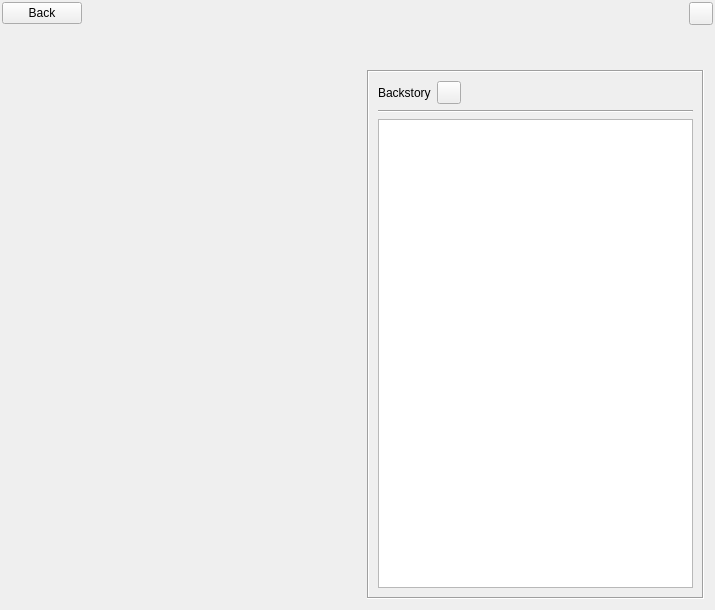
First picture: the form in ui/character_editor.ui, repository zkovari/plotlyst, before the edit.
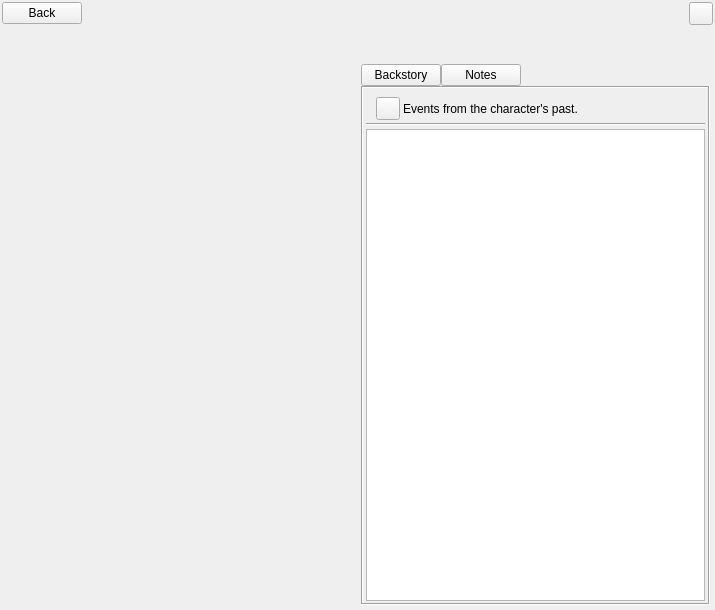
Second picture: the form after the edit. Custom widgets are drawn as their Qt base class.

Commit message: Add backstory and notes tabs to character editor

The edit to the form file:
```diff
--- a/ui/character_editor.ui
+++ b/ui/character_editor.ui
@@ -156,6 +156,21 @@
      <item>
       <widget class="QWidget" name="widget_3" native="true">
        <layout class="QVBoxLayout" name="verticalLayout">
+        <property name="spacing">
+         <number>0</number>
+        </property>
+        <property name="leftMargin">
+         <number>3</number>
+        </property>
+        <property name="topMargin">
+         <number>3</number>
+        </property>
+        <property name="rightMargin">
+         <number>3</number>
+        </property>
+        <property name="bottomMargin">
+         <number>3</number>
+        </property>
         <item>
          <spacer name="verticalSpacer">
           <property name="orientation">
@@ -173,20 +188,109 @@
          </spacer>
         </item>
         <item>
-         <widget class="QFrame" name="wdgBackstoryContainer">
+         <layout class="QHBoxLayout" name="horizontalLayout_4">
+          <property name="spacing">
+           <number>0</number>
+          </property>
+          <item>
+           <widget class="QPushButton" name="btnBackstory">
+            <property name="text">
+             <string>Backstory</string>
+            </property>
+            <property name="checkable">
+             <bool>true</bool>
+            </property>
+            <property name="autoDefault">
+             <bool>false</bool>
+            </property>
+            <property name="default">
+             <bool>false</bool>
+            </property>
+            <property name="flat">
+             <bool>false</bool>
+            </property>
+            <attribute name="buttonGroup">
+             <string notr="true">buttonGroup</string>
+            </attribute>
+           </widget>
+          </item>
+          <item>
+           <widget class="QPushButton" name="btnNotes">
+            <property name="text">
+             <string>Notes</string>
+            </property>
+            <property name="checkable">
+             <bool>true</bool>
+            </property>
+            <property name="autoDefault">
+             <bool>false</bool>
+            </property>
+            <property name="default">
+             <bool>false</bool>
+            </property>
+            <property name="flat">
+             <bool>false</bool>
+            </property>
+            <attribute name="buttonGroup">
+             <string notr="true">buttonGroup</string>
+            </attribute>
+           </widget>
+          </item>
+          <item>
+           <spacer name="horizontalSpacer_3">
+            <property name="orientation">
+             <enum>Qt::Horizontal</enum>
+            </property>
+            <property name="sizeHint" stdset="0">
+             <size>
+              <width>40</width>
+              <height>20</height>
+             </size>
+            </property>
+           </spacer>
+          </item>
+         </layout>
+        </item>
+        <item>
+         <widget class="QStackedWidget" name="stackwidget">
           <property name="frameShape">
            <enum>QFrame::Box</enum>
           </property>
           <property name="frameShadow">
            <enum>QFrame::Sunken</enum>
           </property>
+          <property name="lineWidth">
+           <number>1</number>
+          </property>
+          <property name="currentIndex">
+           <number>0</number>
+          </property>
+          <widget class="QWidget" name="pageBackstory" native="true">
           <layout class="QVBoxLayout" name="verticalLayout_2">
+            <property name="spacing">
+             <number>3</number>
+            </property>
+            <property name="leftMargin">
+             <number>3</number>
+            </property>
+            <property name="topMargin">
+             <number>9</number>
+            </property>
+            <property name="rightMargin">
+             <number>3</number>
+            </property>
+            <property name="bottomMargin">
+             <number>2</number>
+            </property>
            <item>
             <layout class="QHBoxLayout" name="horizontalLayout">
+              <property name="spacing">
+               <number>3</number>
+              </property>
              <item>
               <widget class="QLabel" name="label">
                <property name="text">
-                <string>Backstory</string>
+                 <string/>
                </property>
               </widget>
              </item>
@@ -200,6 +304,13 @@
                </property>
               </widget>
              </item>
+              <item>
+               <widget class="QLabel" name="label_2">
+                <property name="text">
+                 <string>Events from the character's past.</string>
+                </property>
+               </widget>
+              </item>
              <item>
               <spacer name="horizontalSpacer_2">
                <property name="orientation">
@@ -235,8 +346,8 @@
                <rect>
                 <x>0</x>
                 <y>0</y>
-                <width>309</width>
-                <height>450</height>
+                 <width>333</width>
+                 <height>456</height>
                </rect>
               </property>
               <property name="styleSheet">
@@ -246,6 +357,21 @@
 }</string>
               </property>
               <layout class="QVBoxLayout" name="verticalLayout_8">
+                <property name="spacing">
+                 <number>3</number>
+                </property>
+                <property name="leftMargin">
+                 <number>3</number>
+                </property>
+                <property name="topMargin">
+                 <number>3</number>
+                </property>
+                <property name="rightMargin">
+                 <number>3</number>
+                </property>
+                <property name="bottomMargin">
+                 <number>3</number>
+                </property>
                <item>
                 <widget class="QWidget" name="wdgBackstory" native="true">
                  <property name="sizePolicy">
@@ -260,7 +386,23 @@
                    <height>150</height>
                   </size>
                  </property>
-                 <layout class="QVBoxLayout" name="verticalLayout_3"/>
+                  <layout class="QVBoxLayout" name="verticalLayout_3">
+                   <property name="spacing">
+                    <number>3</number>
+                   </property>
+                   <property name="leftMargin">
+                    <number>4</number>
+                   </property>
+                   <property name="topMargin">
+                    <number>1</number>
+                   </property>
+                   <property name="rightMargin">
+                    <number>4</number>
+                   </property>
+                   <property name="bottomMargin">
+                    <number>1</number>
+                   </property>
+                  </layout>
                 </widget>
                </item>
                <item>
@@ -282,14 +424,44 @@
            </item>
           </layout>
          </widget>
+          <widget class="QWidget" name="pageNotes">
+           <layout class="QVBoxLayout" name="verticalLayout_9">
+            <property name="spacing">
+             <number>3</number>
+            </property>
+            <property name="leftMargin">
+             <number>3</number>
+            </property>
+            <property name="topMargin">
+             <number>9</number>
+            </property>
+            <property name="rightMargin">
+             <number>3</number>
+            </property>
+            <property name="bottomMargin">
+             <number>3</number>
+            </property>
+            <item>
+             <widget class="RichTextEditor" name="textEdit"/>
         </item>
        </layout>
       </widget>
-     </item>
-    </layout>
-   </item>
-  </layout>
+         </widget>
+        </item>
+       </layout>
+      </widget>
+     </item>
+    </layout>
+   </item>
+  </layout>
  </widget>
+ <customwidgets>
+  <customwidget>
+   <class>RichTextEditor</class>
+   <extends>QTextEdit</extends>
+   <header>src.main.python.plotlyst.view.widget.input</header>
+  </customwidget>
+ </customwidgets>
  <resources/>
  <connections/>
 </ui>
```
Left out of the diff: 3 changed lines with no effect on the pictures. Lines whose indentation alone changed are shown as unchanged. The commit also changes 2 other files.
